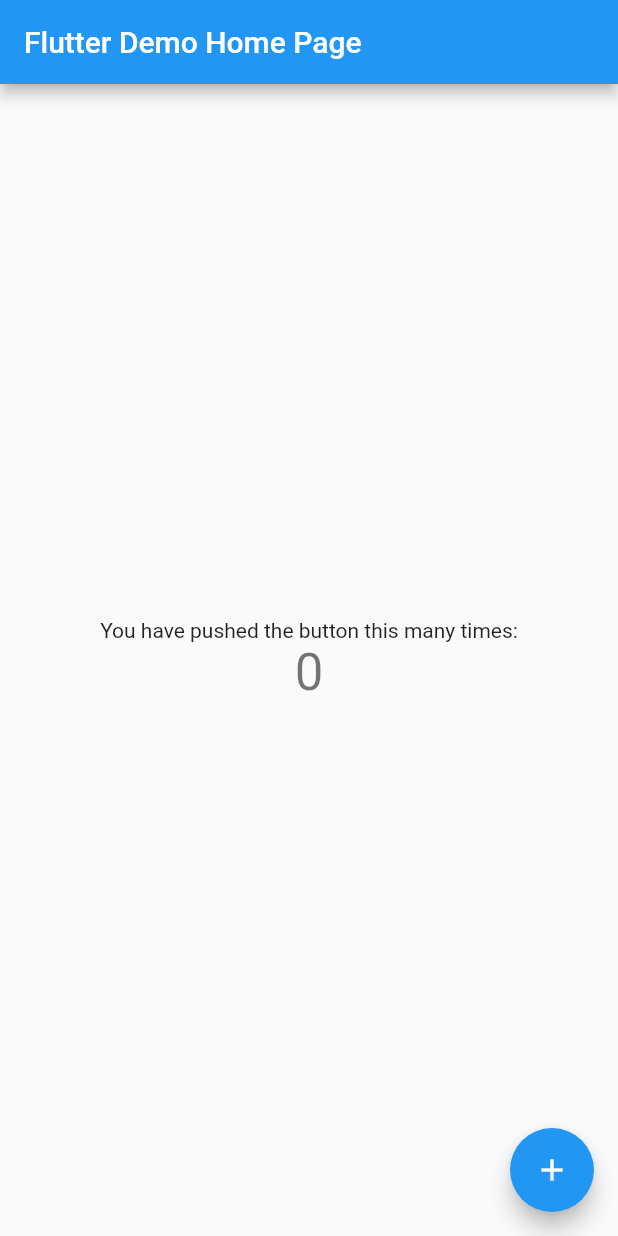
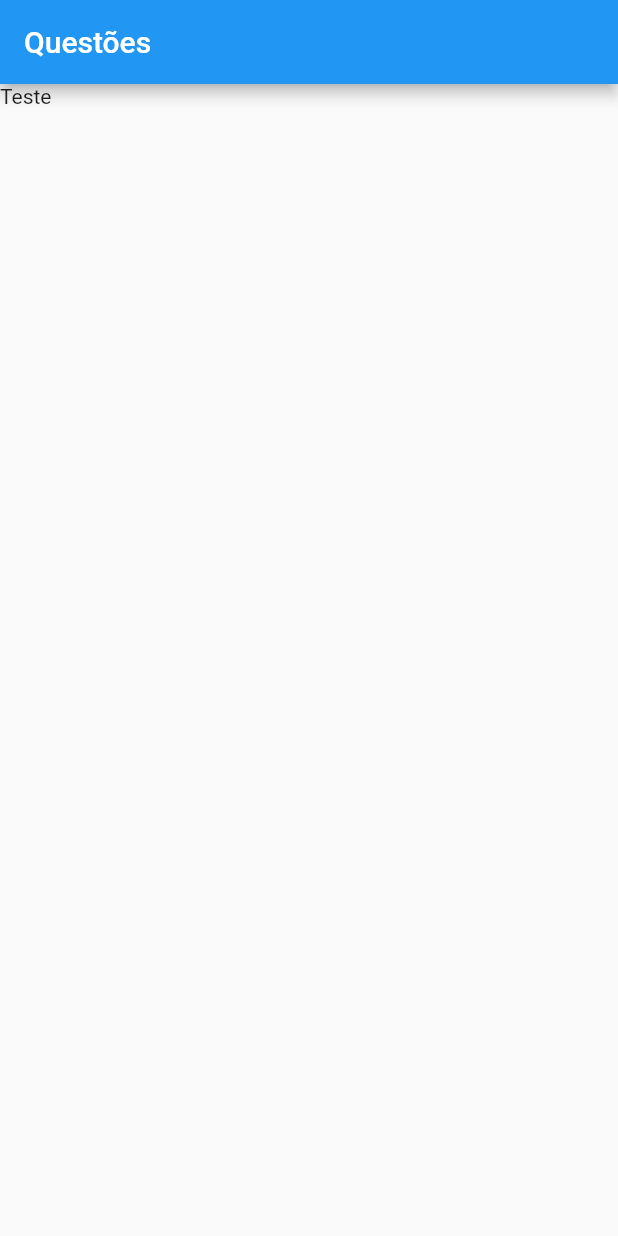
Before and after one commit to diegocar448/flutterlab, a Flutter app: the screen it shows after launch, on a phone screen of 412 x 824 dp. Run offline on Flutter 3.47's test engine with Material 2 defaults, Android fonts, the phone set to English and light mode, and no system bars.

Commit message:
widget inicio

```diff
--- a/lib/main.dart
+++ b/lib/main.dart
@@ -1,113 +1,17 @@
 import 'package:flutter/material.dart';
 
-void main() {
-  runApp(MyApp());
-}
+void main() => runApp(new PerguntaApp());
 
-class MyApp extends StatelessWidget {
-  // This widget is the root of your application.
+class PerguntaApp extends StatelessWidget {
   @override
   Widget build(BuildContext context) {
     return MaterialApp(
-      title: 'Flutter Demo',
-      theme: ThemeData(
-        // This is the theme of your application.
-        //
-        // Try running your application with "flutter run". You'll see the
-        // application has a blue toolbar. Then, without quitting the app, try
-        // changing the primarySwatch below to Colors.green and then invoke
-        // "hot reload" (press "r" in the console where you ran "flutter run",
-        // or simply save your changes to "hot reload" in a Flutter IDE).
-        // Notice that the counter didn't reset back to zero; the application
-        // is not restarted.
-        primarySwatch: Colors.blue,
+      home: Scaffold(
+        appBar: AppBar(
+          title: Text('Questões'),
+        ),
+        body: Text("Teste"),
       ),
-      home: MyHomePage(title: 'Flutter Demo Home Page'),
     );
   }
 }
-
-class MyHomePage extends StatefulWidget {
-  MyHomePage({Key key, this.title}) : super(key: key);
-
-  // This widget is the home page of your application. It is stateful, meaning
-  // that it has a State object (defined below) that contains fields that affect
-  // how it looks.
-
-  // This class is the configuration for the state. It holds the values (in this
-  // case the title) provided by the parent (in this case the App widget) and
-  // used by the build method of the State. Fields in a Widget subclass are
-  // always marked "final".
-
-  final String title;
-
-  @override
-  _MyHomePageState createState() => _MyHomePageState();
-}
-
-class _MyHomePageState extends State<MyHomePage> {
-  int _counter = 0;
-
-  void _incrementCounter() {
-    setState(() {
-      // This call to setState tells the Flutter framework that something has
-      // changed in this State, which causes it to rerun the build method below
-      // so that the display can reflect the updated values. If we changed
-      // _counter without calling setState(), then the build method would not be
-      // called again, and so nothing would appear to happen.
-      _counter++;
-    });
-  }
-
-  @override
-  Widget build(BuildContext context) {
-    // This method is rerun every time setState is called, for instance as done
-    // by the _incrementCounter method above.
-    //
-    // The Flutter framework has been optimized to make rerunning build methods
-    // fast, so that you can just rebuild anything that needs updating rather
-    // than having to individually change instances of widgets.
-    return Scaffold(
-      appBar: AppBar(
-        // Here we take the value from the MyHomePage object that was created by
-        // the App.build method, and use it to set our appbar title.
-        title: Text(widget.title),
-      ),
-      body: Center(
-        // Center is a layout widget. It takes a single child and positions it
-        // in the middle of the parent.
-        child: Column(
-          // Column is also a layout widget. It takes a list of children and
-          // arranges them vertically. By default, it sizes itself to fit its
-          // children horizontally, and tries to be as tall as its parent.
-          //
-          // Invoke "debug painting" (press "p" in the console, choose the
-          // "Toggle Debug Paint" action from the Flutter Inspector in Android
-          // Studio, or the "Toggle Debug Paint" command in Visual Studio Code)
-          // to see the wireframe for each widget.
-          //
-          // Column has various properties to control how it sizes itself and
-          // how it positions its children. Here we use mainAxisAlignment to
-          // center the children vertically; the main axis here is the vertical
-          // axis because Columns are vertical (the cross axis would be
-          // horizontal).
-          mainAxisAlignment: MainAxisAlignment.center,
-          children: <Widget>[
-            Text(
-              'You have pushed the button this many times:',
-            ),
-            Text(
-              '$_counter',
-              style: Theme.of(context).textTheme.headline4,
-            ),
-          ],
-        ),
-      ),
-      floatingActionButton: FloatingActionButton(
-        onPressed: _incrementCounter,
-        tooltip: 'Increment',
-        child: Icon(Icons.add),
-      ), // This trailing comma makes auto-formatting nicer for build methods.
-    );
-  }
-}
```
